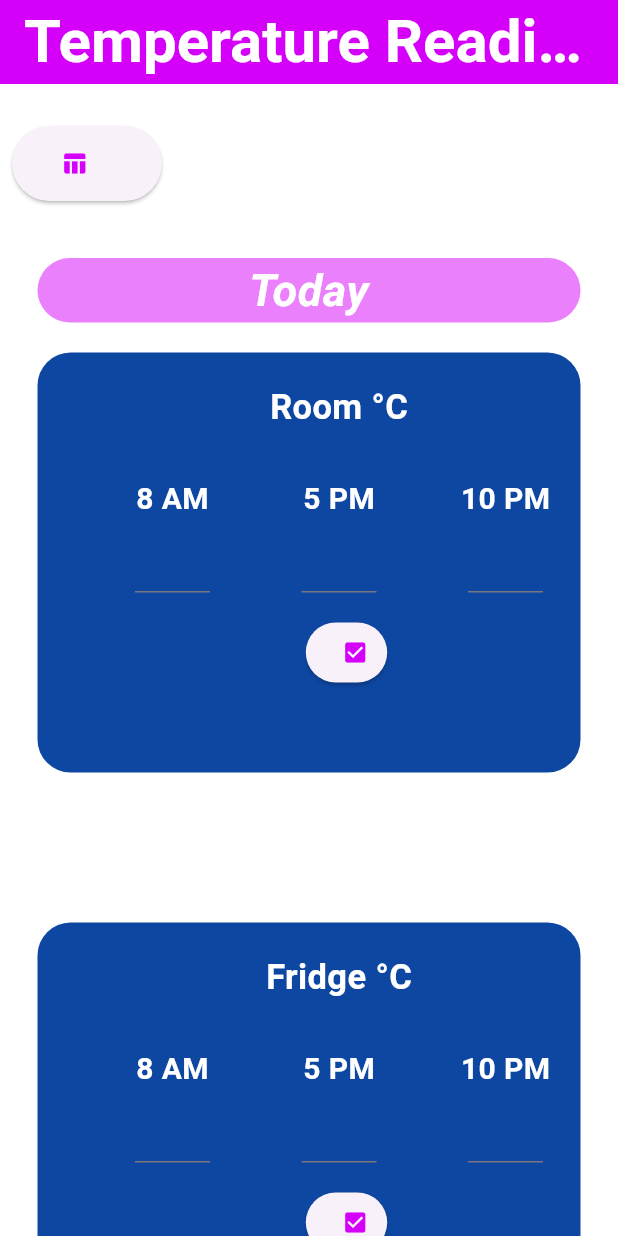
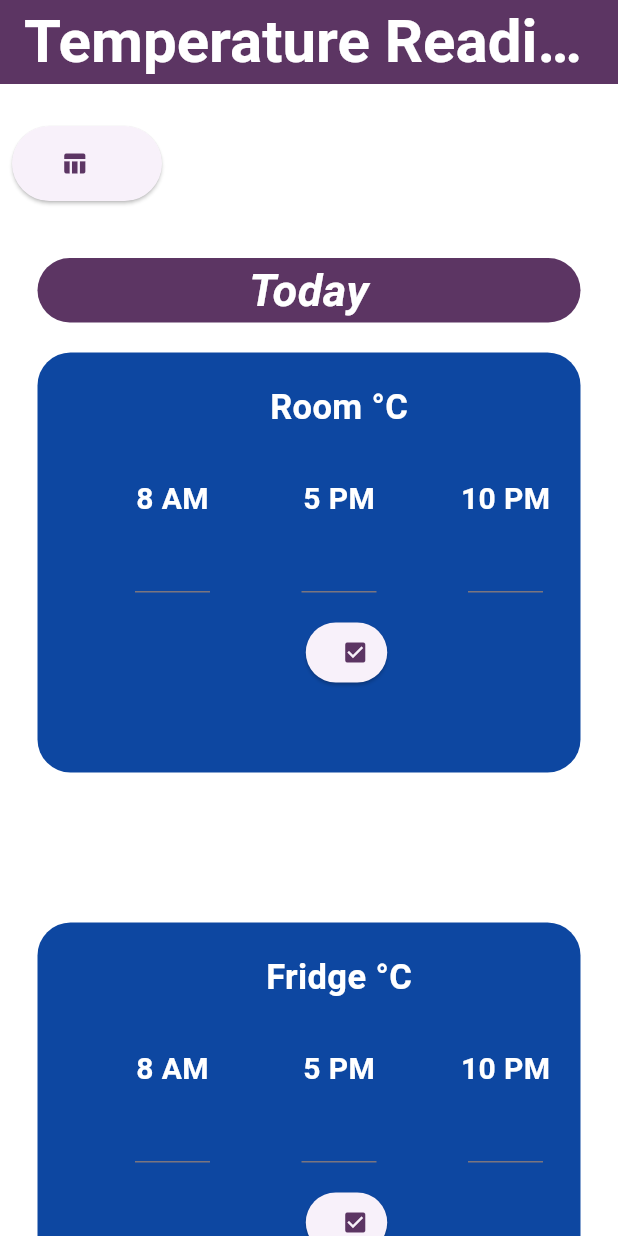
Before and after one commit to dean-nema/temperatureManager, a Flutter app: the screen it shows after launch, on a phone screen of 412 x 824 dp. Run offline on Flutter 3.47's test engine with Material 3 defaults, Android fonts, the light colour scheme and no system bars; our stand-ins replace bloc, flutter_bloc, isar, pdf; missing offline and left inert: window_size; accounts and stored records are empty; generated files the repository leaves out were written again.

Commit message:
fixed height restriction and improved colour
made the homePage a scrollable widget then changed the pink colour to dark colour

```diff
--- a/lib/Presentation/colours.dart
+++ b/lib/Presentation/colours.dart
@@ -1,14 +1,14 @@
 import 'package:flutter/material.dart';
 
 class Colours {
-  static Color appBarBackground = Colors.purpleAccent.shade400;
+  static Color appBarBackground = const Color.fromARGB(255, 92, 53, 99);
   static Color mainBackground = Colors.white;
   static Color secondBackground = Colors.blue[900]!;
   static Color fourthBackground = Colors.brown[300]!;
 
   static Color thirdBackground = Colors.blue[100]!;
-  static Color tableIconColor = Colors.purpleAccent.shade400;
-  static Color display = Colors.purpleAccent.shade100;
+  static Color tableIconColor = const Color.fromARGB(255, 92, 53, 99);
+  static Color display = const Color.fromARGB(255, 92, 53, 99);
   static Color textColor = Colors.white;
   static Color mainDark = Colors.grey[300]!;
   static Color mainDark2 = Colors.cyan[700]!;
--- a/lib/Presentation/home_page.dart
+++ b/lib/Presentation/home_page.dart
@@ -42,7 +42,8 @@ class HomePage extends StatelessWidget {
         backgroundColor: Colours.appBarBackground,
       ),
       backgroundColor: Colours.mainBackground,
-      body: Column(
+      body: SingleChildScrollView(
+        child: Column(
             children: [
               //Table Button
               Padding(
@@ -119,6 +120,7 @@ class HomePage extends StatelessWidget {
                 ),
               ),
             ],
+          ),
       )
 
     );
```
Also changed, not shown: 1 other file. Lines whose indentation alone changed are shown as unchanged.
